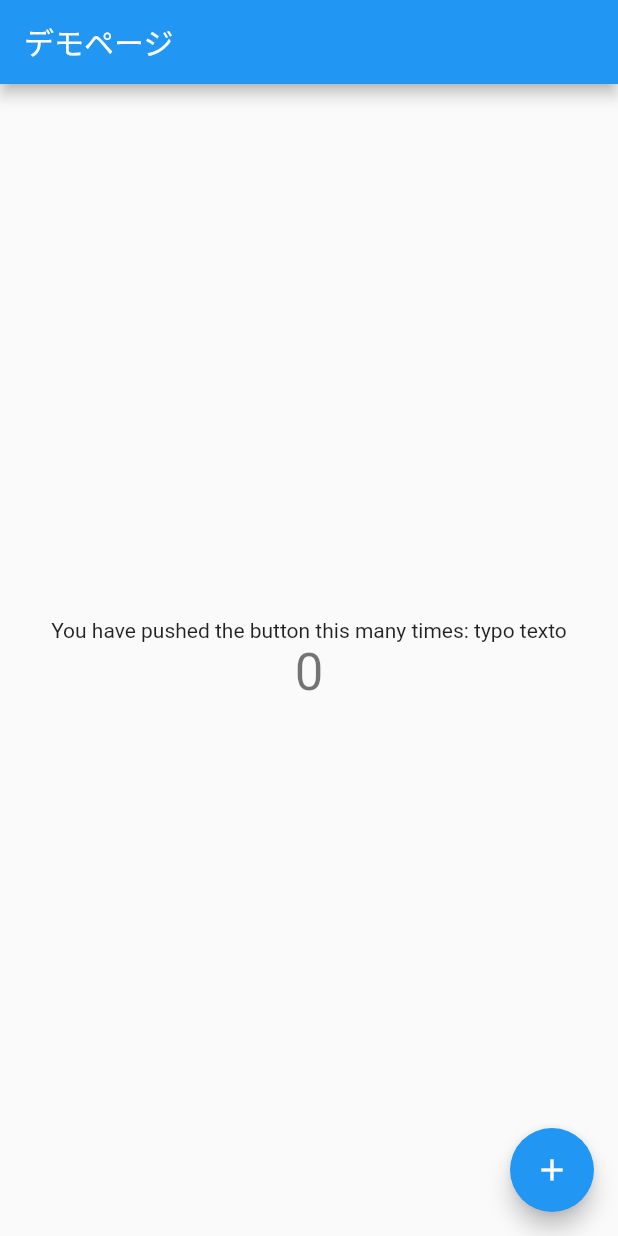
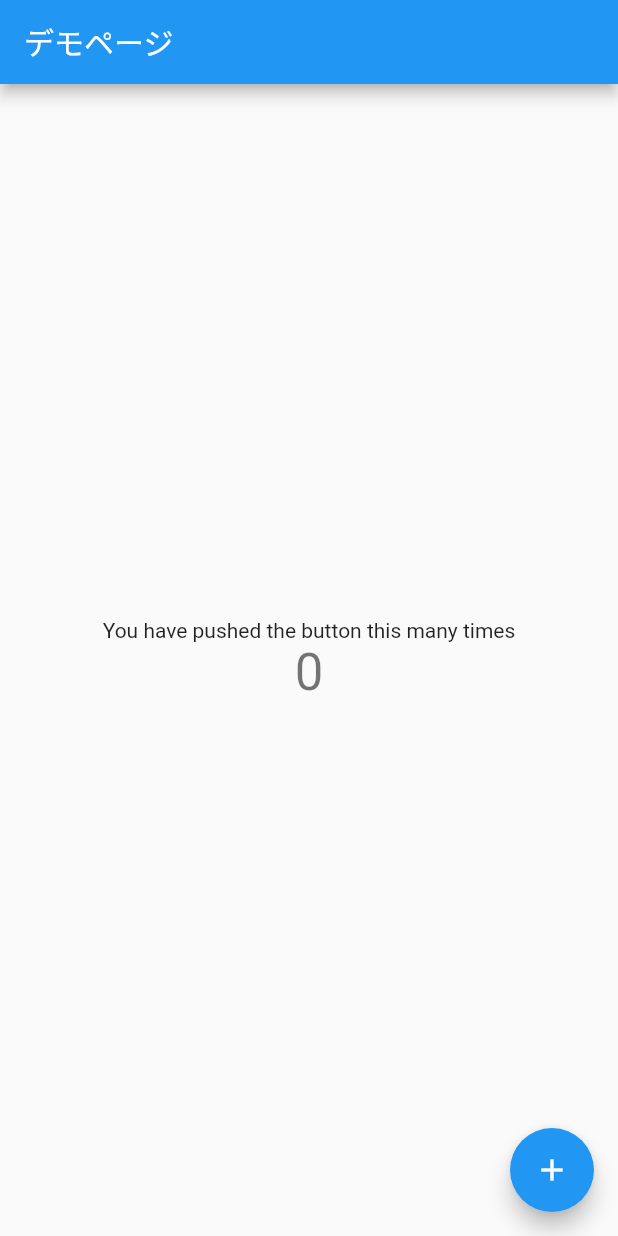
Before and after one commit to yoshidaipon/flutter_sample, a Flutter app: the screen it shows after launch, on a phone screen of 412 x 824 dp. Run offline on Flutter 3.47's test engine with Material 2 defaults, Android fonts, the phone set to English and light mode, and no system bars.

Commit message:
fix : fix typo

```diff
--- a/lib/main.dart
+++ b/lib/main.dart
@@ -49,7 +49,7 @@ class _MyHomePageState extends State<MyHomePage> {
           mainAxisAlignment: MainAxisAlignment.center,
           children: <Widget>[
             const Text(
-              'You have pushed the button this many times: typo texto',
+              'You have pushed the button this many times',
             ),
             Text(
               '$_counter',
```
